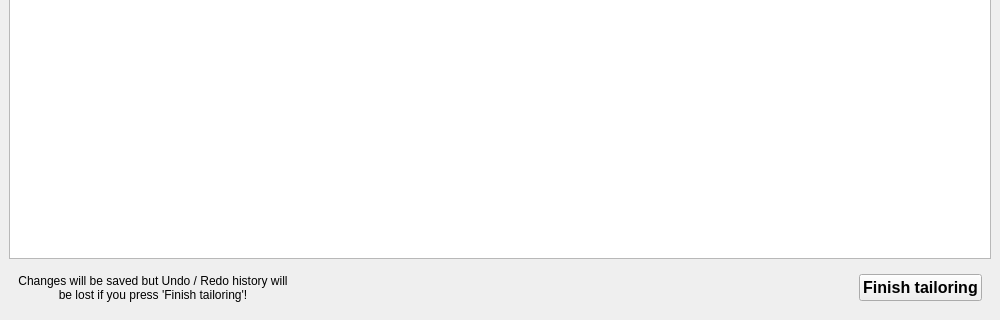
OpenSCAP/scap-workbench, file ui/TailoringWindow.ui: the form before one commit; both pictures show x 0 to 1000 and y 407 to 727 of the 1000 by 727 pixel window.
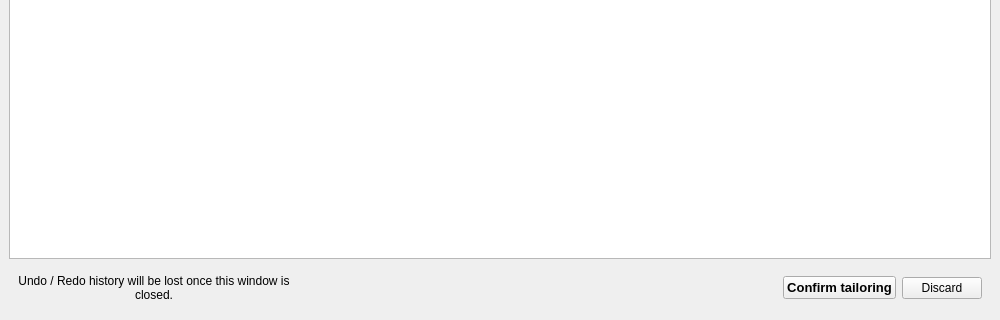
The form after the commit.

Commit message:
Allow user to discard tailoring changes
Right now it only unrolls all selects and does *NOT* delete the profile
if the profile was created just because of the tailoring action. That
will come later.

What changed in the file:
```diff
--- a/ui/TailoringWindow.ui
+++ b/ui/TailoringWindow.ui
@@ -49,7 +49,7 @@
        <item>
         <widget class="QLabel" name="label">
          <property name="text">
-          <string>Changes will be saved but Undo / Redo history will be lost if you press 'Finish tailoring'!</string>
+          <string>Undo / Redo history will be lost once this window is closed.</string>
          </property>
          <property name="alignment">
           <set>Qt::AlignCenter</set>
@@ -76,13 +76,23 @@
         <widget class="QPushButton" name="finishButton">
          <property name="font">
           <font>
-           <pointsize>12</pointsize>
+           <pointsize>10</pointsize>
            <weight>75</weight>
            <bold>true</bold>
           </font>
          </property>
          <property name="text">
-          <string>Finish tailoring</string>
+          <string>Confirm tailoring</string>
+         </property>
+        </widget>
+       </item>
+       <item>
+        <widget class="QPushButton" name="cancelButton">
+         <property name="toolTip">
+          <string>Closes this window and discard all changes</string>
+         </property>
+         <property name="text">
+          <string>Discard</string>
          </property>
         </widget>
        </item>
```
Left out of the diff: 2 changed lines with no effect on the pictures. The commit also changes 2 other files.
